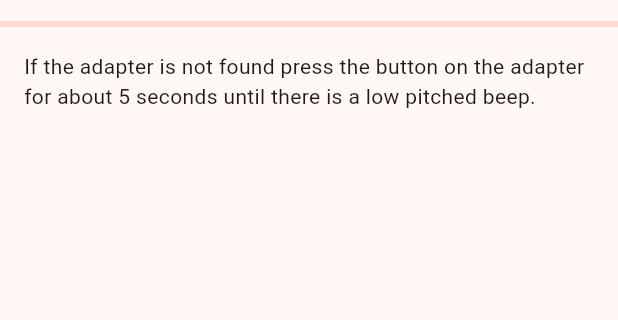
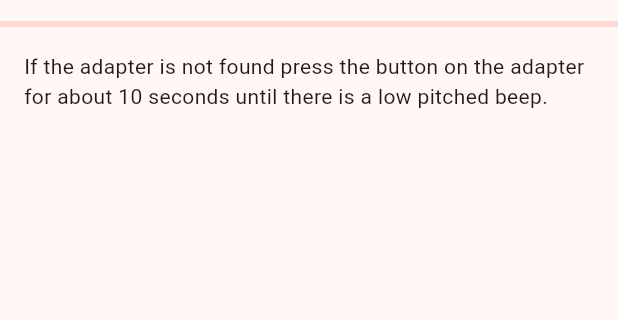
Before and after one commit to timotto/battalarm, a Flutter app: the DeviceScannerWidget screen opened directly, on a phone screen of 412 x 824 dp, the part 63-383 px from its top. Run offline on Flutter 3.47's test engine with Material 3 defaults, Android fonts, the phone set to English and light mode, and no system bars; our stand-ins replace loading_animation_widget, permission_handler; missing offline and left inert: flutter_reactive_ble.

Commit message:
📝 update device bluetooth instruction

```diff
--- a/battery_alarm_app/lib/i10n/app_de.arb
+++ b/battery_alarm_app/lib/i10n/app_de.arb
@@ -168,7 +168,7 @@
     "type": "text",
     "placeholders": {}
   },
-  "deviceScannerHint": "Wenn der Adapter nicht gefunden wird, dann halte den Knopf am Adapter für ca. 5 Sekunden lang gedrückt, bis ein tiefer Piepton kommt.",
+  "deviceScannerHint": "Wenn der Adapter nicht gefunden wird, dann halte den Knopf am Adapter für ca. 10 Sekunden lang gedrückt, bis ein tiefer Piepton kommt.",
   "@deviceScannerHint": {
     "type": "text",
     "placeholders": {}
--- a/battery_alarm_app/lib/i10n/app_en.arb
+++ b/battery_alarm_app/lib/i10n/app_en.arb
@@ -77,7 +77,7 @@
     "tabLabelStatus": "Status",
     "tabLabelSettings": "Settings",
     "tabLabelHelp": "Help",
-    "deviceScannerHint": "If the adapter is not found press the button on the adapter for about 5 seconds until there is a low pitched beep.",
+    "deviceScannerHint": "If the adapter is not found press the button on the adapter for about 10 seconds until there is a low pitched beep.",
     "deviceScannerSearching": "Searching for Battalarm adapters...",
     "deviceScannerNoResults": "No adapter found",
     "deviceScannerError": "The connection was terminated",
--- a/battery_alarm_app/lib/i10n/appmessages_de.dart
+++ b/battery_alarm_app/lib/i10n/appmessages_de.dart
@@ -57,7 +57,7 @@ class MessageLookup extends MessageLookupByLibrary {
     'connecting': MessageLookupByLibrary.simpleMessage('Verbinde...'),
     'connectionFailed': MessageLookupByLibrary.simpleMessage('Verbindung Fehlgeschlagen'),
     'deviceScannerError': MessageLookupByLibrary.simpleMessage('Die Verbindung wurde unterbrochen.'),
-    'deviceScannerHint': MessageLookupByLibrary.simpleMessage('Wenn der Adapter nicht gefunden wird, dann halte den Knopf am Adapter für ca. 5 Sekunden lang gedrückt, bis ein tiefer Piepton kommt.'),
+    'deviceScannerHint': MessageLookupByLibrary.simpleMessage('Wenn der Adapter nicht gefunden wird, dann halte den Knopf am Adapter für ca. 10 Sekunden lang gedrückt, bis ein tiefer Piepton kommt.'),
     'deviceScannerNoResults': MessageLookupByLibrary.simpleMessage('Keine Adapter gefunden'),
     'deviceScannerSearching': MessageLookupByLibrary.simpleMessage('Suche nach Battalarm Adaptern...'),
     'disconnected': MessageLookupByLibrary.simpleMessage('Getrennt'),
--- a/battery_alarm_app/lib/i10n/appmessages_en.dart
+++ b/battery_alarm_app/lib/i10n/appmessages_en.dart
@@ -57,7 +57,7 @@ class MessageLookup extends MessageLookupByLibrary {
     'connecting': MessageLookupByLibrary.simpleMessage('Connecting...'),
     'connectionFailed': MessageLookupByLibrary.simpleMessage('Connection failed'),
     'deviceScannerError': MessageLookupByLibrary.simpleMessage('The connection was terminated'),
-    'deviceScannerHint': MessageLookupByLibrary.simpleMessage('If the adapter is not found press the button on the adapter for about 5 seconds until there is a low pitched beep.'),
+    'deviceScannerHint': MessageLookupByLibrary.simpleMessage('If the adapter is not found press the button on the adapter for about 10 seconds until there is a low pitched beep.'),
     'deviceScannerNoResults': MessageLookupByLibrary.simpleMessage('No adapter found'),
     'deviceScannerSearching': MessageLookupByLibrary.simpleMessage('Searching for Battalarm adapters...'),
     'disconnected': MessageLookupByLibrary.simpleMessage('Disconnected'),
--- a/battery_alarm_app/lib/text.dart
+++ b/battery_alarm_app/lib/text.dart
@@ -185,7 +185,7 @@ class Texts {
       );
 
   static String deviceScannerHint() => Intl.message(
-        'Wenn der Adapter nicht gefunden wird, dann halte den Knopf am Adapter für ca. 5 Sekunden lang gedrückt, bis ein tiefer Piepton kommt.',
+        'Wenn der Adapter nicht gefunden wird, dann halte den Knopf am Adapter für ca. 10 Sekunden lang gedrückt, bis ein tiefer Piepton kommt.',
         name: 'deviceScannerHint',
       );
 
```
